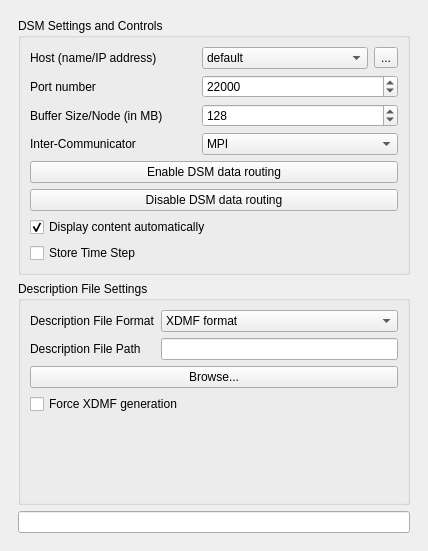
soumagne/icarus, file pqDSMViewerPanel.ui: the form before one commit.
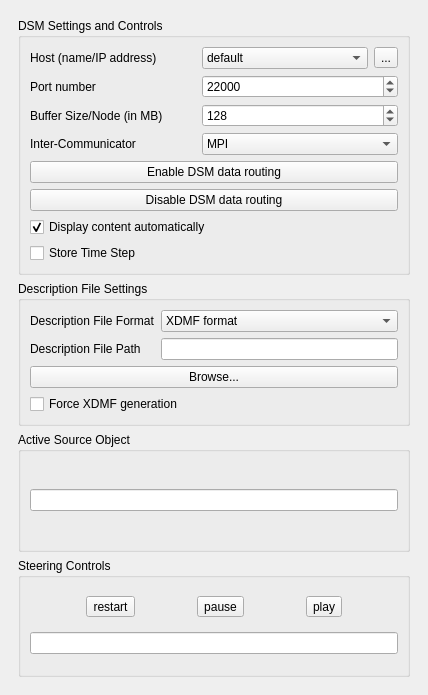
The form after the commit. Icons and pictures are not drawn.

Commit message: Add steering panel - Use H5FDdsmManager from vtkDsmManager

```diff
--- a/pqDSMViewerPanel.ui
+++ b/pqDSMViewerPanel.ui
@@ -7,7 +7,7 @@
     <x>0</x>
     <y>0</y>
     <width>428</width>
-    <height>551</height>
+    <height>695</height>
    </rect>
   </property>
   <property name="windowTitle">
@@ -29,7 +29,7 @@
          <x>0</x>
          <y>0</y>
          <width>410</width>
-         <height>508</height>
+         <height>652</height>
         </rect>
        </property>
        <layout class="QVBoxLayout" name="verticalLayout_4">
@@ -284,7 +284,73 @@
          </widget>
         </item>
         <item>
-         <widget class="QLineEdit" name="infoTextOutput"/>
+         <widget class="QGroupBox" name="groupBox_3">
+          <property name="title">
+           <string>Active Source Object</string>
+          </property>
+          <layout class="QVBoxLayout" name="verticalLayout_5">
+           <item>
+            <widget class="QLineEdit" name="infoTextOutput">
+             <property name="readOnly">
+              <bool>true</bool>
+             </property>
+            </widget>
+           </item>
+          </layout>
+         </widget>
+        </item>
+        <item>
+         <widget class="QGroupBox" name="groupBox_4">
+          <property name="title">
+           <string>Steering Controls</string>
+          </property>
+          <layout class="QVBoxLayout" name="verticalLayout_6">
+           <item>
+            <layout class="QGridLayout" name="gridLayout_2">
+             <item row="0" column="1">
+              <widget class="QToolButton" name="scPause">
+               <property name="text">
+                <string>pause</string>
+               </property>
+               <property name="icon">
+                <iconset>
+                 <normaloff>:/pqWidgets/Icons/pqVcrPause24.png</normaloff>:/pqWidgets/Icons/pqVcrPause24.png</iconset>
+               </property>
+              </widget>
+             </item>
+             <item row="0" column="2">
+              <widget class="QToolButton" name="scPlay">
+               <property name="text">
+                <string>play</string>
+               </property>
+               <property name="icon">
+                <iconset>
+                 <normaloff>:/pqWidgets/Icons/pqVcrPlay24.png</normaloff>:/pqWidgets/Icons/pqVcrPlay24.png</iconset>
+               </property>
+              </widget>
+             </item>
+             <item row="0" column="0">
+              <widget class="QToolButton" name="scRestart">
+               <property name="text">
+                <string>restart</string>
+               </property>
+               <property name="icon">
+                <iconset>
+                 <normaloff>:/pqWidgets/Icons/pqVcrFirst24.png</normaloff>:/pqWidgets/Icons/pqVcrFirst24.png</iconset>
+               </property>
+              </widget>
+             </item>
+            </layout>
+           </item>
+           <item>
+            <widget class="QLineEdit" name="infoCurrentSteeringCommand">
+             <property name="readOnly">
+              <bool>true</bool>
+             </property>
+            </widget>
+           </item>
+          </layout>
+         </widget>
         </item>
        </layout>
       </widget>
```
Left out of the diff: 26 changed lines with no effect on the pictures. The commit also changes 5 other files.
